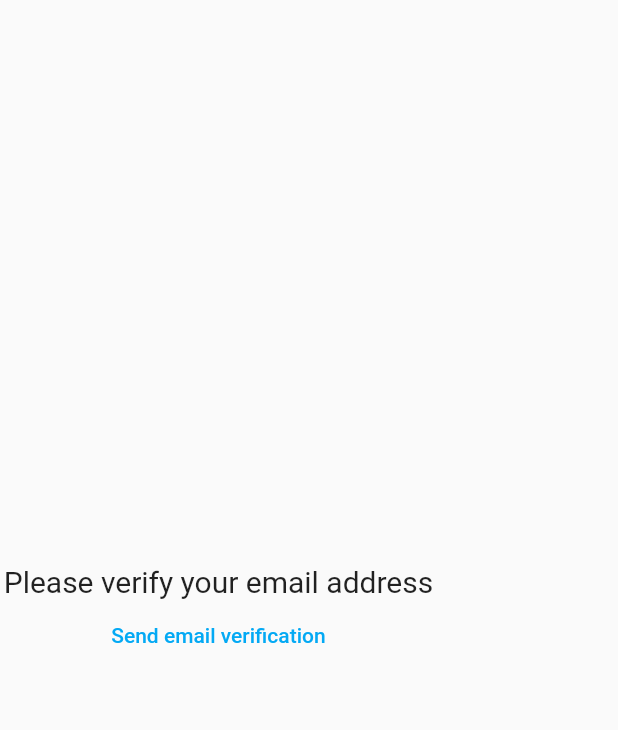
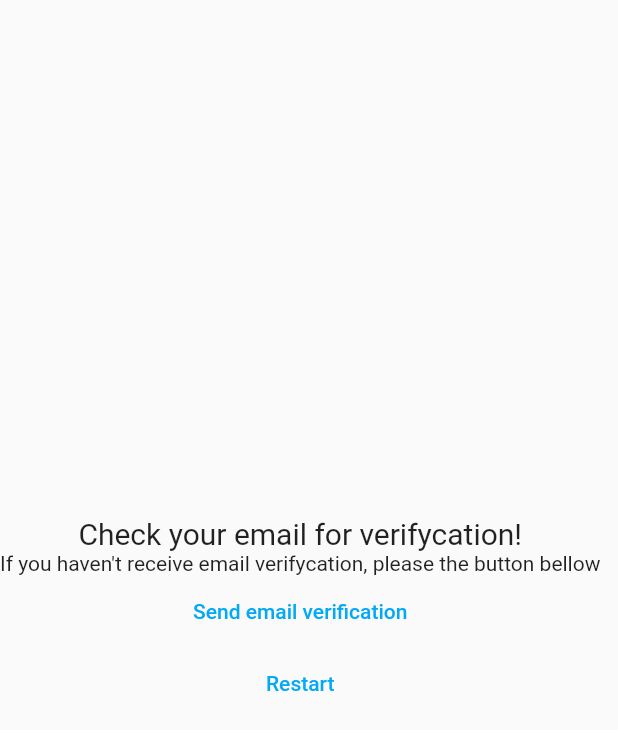
Before and after one commit to ardiantohendy/mynotesapp, a Flutter app: the VerifyEmailView screen opened by its route, on a phone screen of 412 x 824 dp. Shown: the top 730 px of the screen. Run offline on Flutter 3.47's test engine with Material 2 defaults, Android fonts, the phone set to English and light mode, and no system bars; our stand-ins replace firebase_auth, firebase_core, simple_animations; accounts and stored records are empty; network calls fail.

Commit message:
new commit

```diff
--- a/lib/views/login_view.dart
+++ b/lib/views/login_view.dart
@@ -180,8 +180,7 @@ class _LoginViewState extends State<LoginView> {
                                               mainView, (route) => false);
                                     } else {
                                       Navigator.of(context)
-                                          .pushNamedAndRemoveUntil(
-                                              verifyView, (route) => false);
+                                          .pushNamed(verifyView);
                                     }
                                   } on FirebaseAuthException catch (e) {
                                     if (e.code == "user-not-found") {
--- a/lib/views/register_view.dart
+++ b/lib/views/register_view.dart
@@ -173,6 +173,10 @@ class _RegisterViewState extends State<RegisterView> {
                                         .createUserWithEmailAndPassword(
                                             email: email, password: password);
                                     devtools.log(userCredential.toString());
+                                    final userVerify =
+                                        FirebaseAuth.instance.currentUser;
+                                    await userVerify?.sendEmailVerification();
+                                    Navigator.of(context).pushNamed(verifyView);
                                   } on FirebaseAuthException catch (e) {
                                     devtools.log("Something bad happend");
                                     if (e.code == "email-already-in-use") {
--- a/lib/views/verify_email_view.dart
+++ b/lib/views/verify_email_view.dart
@@ -19,20 +19,28 @@ class _VerifwEmailViewState extends State<VerifyEmailView> {
         mainAxisAlignment: MainAxisAlignment.center,
         crossAxisAlignment: CrossAxisAlignment.center,
         children: [
-          Text(
-            "Please verify your email address $user",
-            style: const TextStyle(fontSize: 20),
+          const Text(
+            "Check your email for verifycation!",
+            style: TextStyle(fontSize: 20),
             textAlign: TextAlign.center,
           ),
+          const Text(
+              "If you haven't receive email verifycation, please the button bellow"),
           TextButton(
             onPressed: () async {
               final userEmail = FirebaseAuth.instance.currentUser;
               await userEmail?.sendEmailVerification();
+            },
+            child: const Text("Send email verification"),
+          ),
+          TextButton(
+            onPressed: () {
+              FirebaseAuth.instance.signOut();
               Navigator.of(context)
                   .pushNamedAndRemoveUntil(loginView, (route) => false);
-                FirebaseAuth.instance.signOut();
             },
-              child: const Text("Send email verification"))
+            child: const Text("Restart"),
+          )
         ],
       ),
     );
```
Lines whose indentation alone changed are shown as unchanged.
